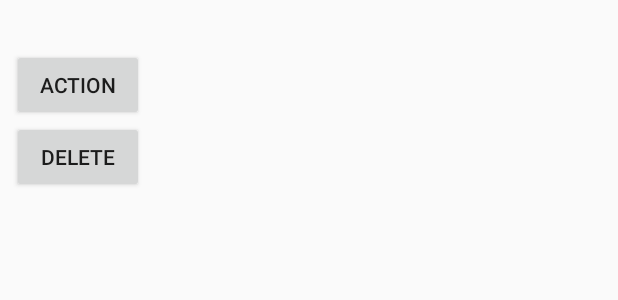
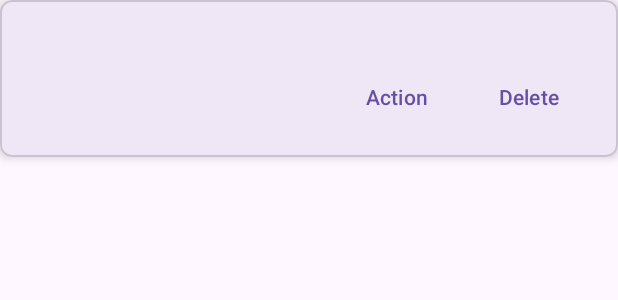
Before and after one commit to ErManishPatiyal/RecordingSample, an Android app built with Jetpack Compose: the layout note_item.xml on its own in the app's theme, with its tools: preview values and no code run, on a phone screen of 412 x 824 dp. Shown: the top 300 px of the screen. Run offline under Robolectric (Android 15) with nearby library versions, the phone set to English and light mode, and no system bars.

Commit message:
Updated the UI to Material 3

```diff
--- a/app/build.gradle.kts
+++ b/app/build.gradle.kts
@@ -51,7 +51,7 @@ android {
 
 dependencies {
 
-    implementation("androidx.core:core-ktx:1.9.0")
+    implementation("androidx.core:core-ktx:1.12.0")
     implementation("androidx.lifecycle:lifecycle-runtime-ktx:2.6.2")
     implementation("androidx.activity:activity-compose:1.8.0")
     implementation(platform("androidx.compose:compose-bom:2023.03.00"))
@@ -61,7 +61,8 @@ dependencies {
     implementation("androidx.compose.material3:material3")
     implementation("androidx.appcompat:appcompat:1.6.1")
     implementation("com.google.firebase:firebase-crashlytics-buildtools:2.9.9")
-    implementation("com.google.code.gson:gson:2.8.6")
+    implementation("com.google.code.gson:gson:2.10.1")
+    implementation("com.google.android.material:material:1.10.0")
     testImplementation("junit:junit:4.13.2")
     androidTestImplementation("androidx.test.ext:junit:1.1.5")
     androidTestImplementation("androidx.test.espresso:espresso-core:3.5.1")
--- a/app/src/main/res/layout/note_item.xml
+++ b/app/src/main/res/layout/note_item.xml
@@ -1,9 +1,17 @@
 <?xml version="1.0" encoding="utf-8"?>
-<LinearLayout xmlns:android="http://schemas.android.com/apk/res/android"
+<com.google.android.material.card.MaterialCardView
+    xmlns:android="http://schemas.android.com/apk/res/android"
+    xmlns:app="http://schemas.android.com/apk/res-auto"
+    android:layout_width="match_parent"
+    android:layout_height="wrap_content"
+    app:cardCornerRadius="8dp"
+    app:cardElevation="4dp">
+
+    <LinearLayout
         android:layout_width="match_parent"
         android:layout_height="wrap_content"
         android:orientation="vertical"
-    android:padding="8dp">
+        android:padding="16dp">
 
         <TextView
             android:id="@+id/noteTitle"
@@ -19,15 +27,25 @@
             android:visibility="gone"
             android:textSize="16sp" />
 
+        <LinearLayout
+            android:layout_width="match_parent"
+            android:layout_height="wrap_content"
+            android:orientation="horizontal"
+            android:gravity="end">
+
             <Button
                 android:id="@+id/actionNoteButton"
+                style="@style/Widget.Material3.Button.TextButton"
                 android:layout_width="wrap_content"
                 android:layout_height="wrap_content"
                 android:text="Action" />
 
             <Button
                 android:id="@+id/deleteNoteButton"
+                style="@style/Widget.Material3.Button.TextButton"
                 android:layout_width="wrap_content"
                 android:layout_height="wrap_content"
                 android:text="Delete" />
         </LinearLayout>
+    </LinearLayout>
+</com.google.android.material.card.MaterialCardView>
--- a/app/src/main/res/values/themes.xml
+++ b/app/src/main/res/values/themes.xml
@@ -1,6 +1,6 @@
 <?xml version="1.0" encoding="utf-8"?>
 <resources>
-    <style name="Theme.Notetaker" parent="Theme.AppCompat.Light.DarkActionBar">
+    <style name="Theme.Notetaker" parent="Theme.Material3.Light.NoActionBar">
         <!-- Customize your theme here. -->
     </style>
 </resources>
```
Also changed, not shown: app/src/main/res/values/colors.xml (+9 -0 lines). Lines whose indentation alone changed are shown as unchanged.
